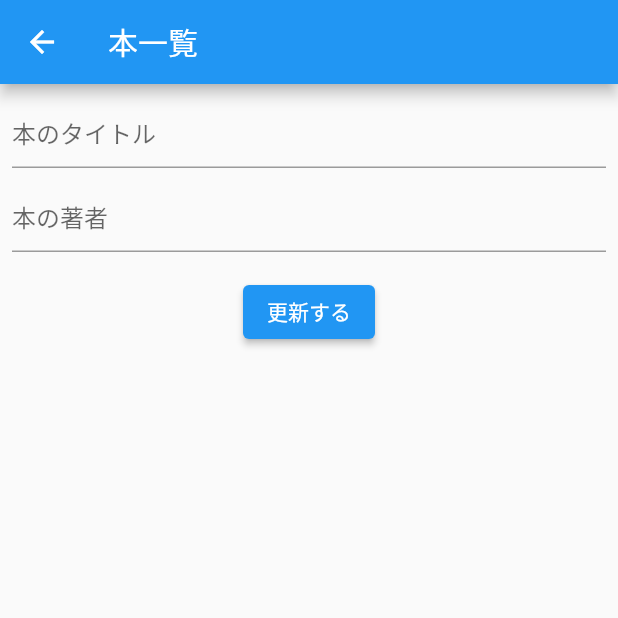
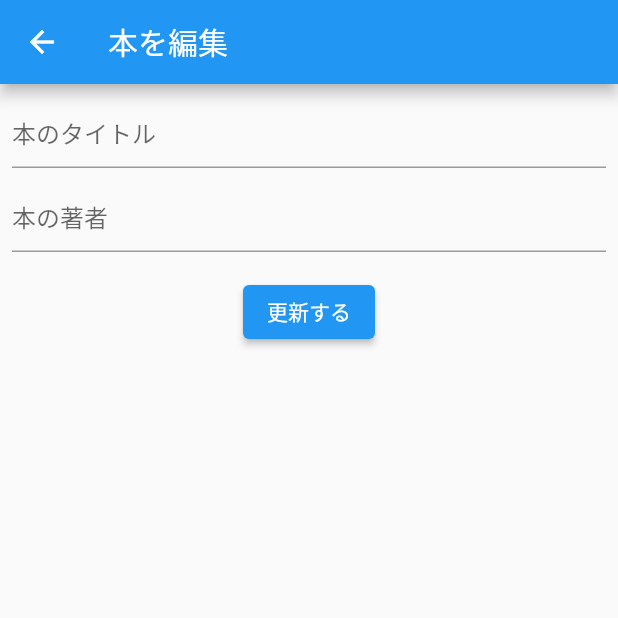
Before and after one commit to Mayumi-Nakabayashi/book_list_sample1, a Flutter app: the EditBookPage screen opened directly, on a phone screen of 412 x 824 dp, the top half of it. Run offline on Flutter 3.47's test engine with Material 2 defaults, Android fonts, the phone set to English and light mode, and no system bars; our stand-ins replace cloud_firestore, firebase_core, flutter_slidable; accounts and stored records are empty.

Commit message:
20220502 commit

```diff
--- a/lib/edit_book/edit_book_page.dart
+++ b/lib/edit_book/edit_book_page.dart
@@ -17,7 +17,7 @@ class EditBookPage extends StatelessWidget {
       create: (_) => EditBookModel(),
       child: Scaffold(
         appBar: AppBar(
-          title: const Text('本一覧'),
+          title: const Text('本を編集'),
         ),
         body: Center(
           child: Consumer<EditBookModel>(builder: (context, model, child) {
```
Also changed, not shown: lib/book_list/book_list_page.dart (+20 -22 lines).
